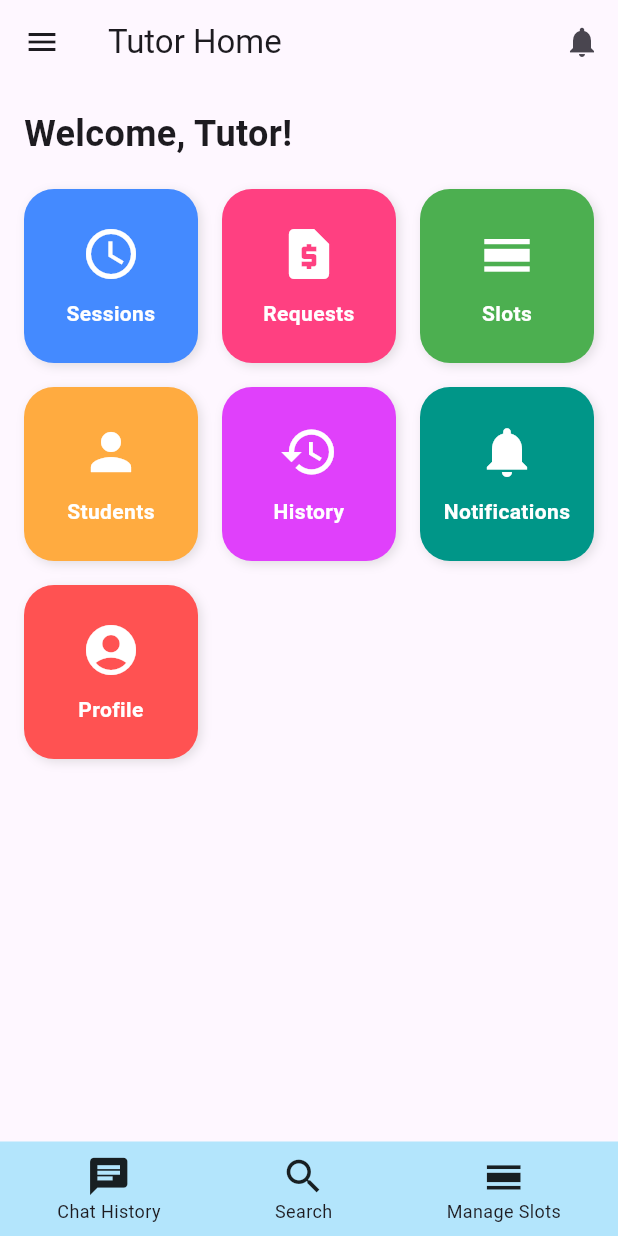
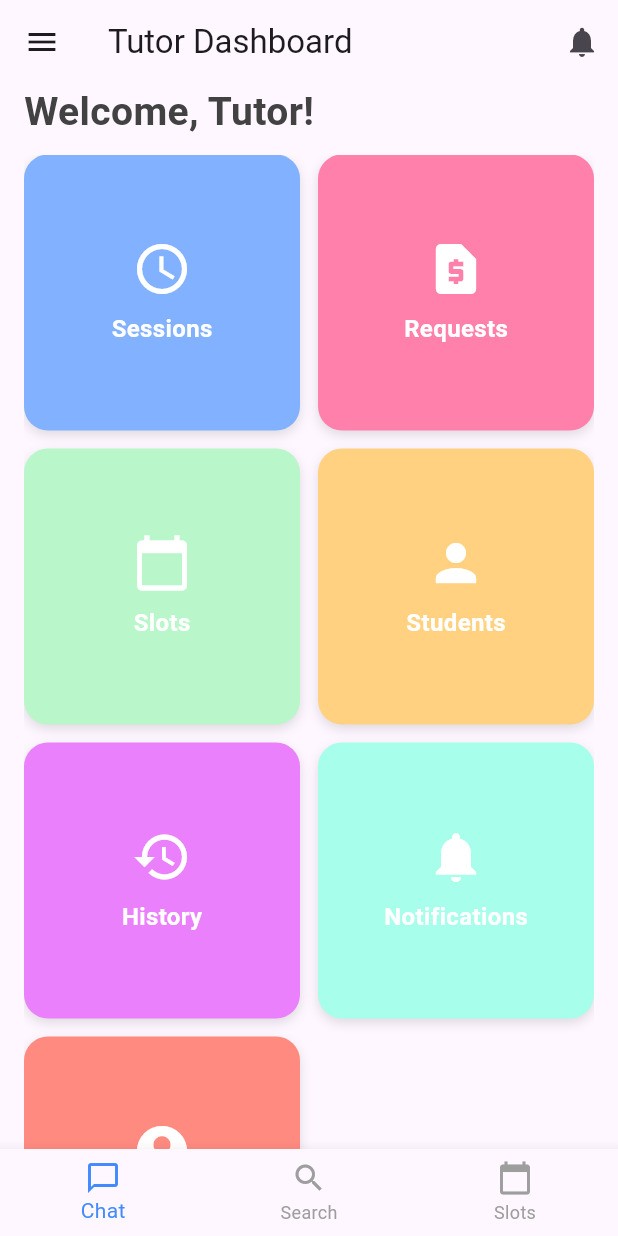
Before and after one commit to nighttourist/guideme, a Flutter app: the TutorHomePage screen opened by its route, on a phone screen of 412 x 824 dp. Run offline on Flutter 3.47's test engine with Material 3 defaults, Android fonts, the light colour scheme and no system bars; drawn by our look-alikes of badges; our stand-ins replace animated_text_kit, cloud_firestore, firebase_auth, firebase_core; accounts and stored records are empty.

Commit message:
Added notification and with badges

```diff
--- a/lib/pages/tutor_page/tutor_home.dart
+++ b/lib/pages/tutor_page/tutor_home.dart
@@ -1,9 +1,11 @@
 import 'package:flutter/material.dart';
 import 'package:cloud_firestore/cloud_firestore.dart';
-import 'tutor_slot_page.dart'; // Make sure this is the correct import path
+import 'tutor_slot_page.dart';
 import 'package:firebase_auth/firebase_auth.dart';
 import 'tutor_request.dart';
 import '../student_page/studentList.dart';
+import '../tutor_page/notification_page.dart';
+import 'package:badges/badges.dart' as badges;
 
 class TutorHomePage extends StatefulWidget {
   @override
@@ -15,13 +17,13 @@ class _TutorHomePageState extends State<TutorHomePage> {
   String? tutorUid;
 
   final List<Color> cardColors = [
-    Colors.blueAccent,
-    Colors.pinkAccent,
-    Colors.green,
-    Colors.orangeAccent,
-    Colors.purpleAccent,
-    Colors.teal,
-    Colors.redAccent,
+    Colors.blueAccent.shade100,
+    Colors.pinkAccent.shade100,
+    Colors.greenAccent.shade100,
+    Colors.orangeAccent.shade100,
+    Colors.purpleAccent.shade100,
+    Colors.tealAccent.shade100,
+    Colors.redAccent.shade100,
   ];
 
   @override
@@ -30,13 +32,22 @@ class _TutorHomePageState extends State<TutorHomePage> {
     _fetchTutorUid();
   }
 
+  Stream<int> _getUnreadNotificationCount() {
+    if (tutorUid == null) return Stream.value(0);
+    return FirebaseFirestore.instance
+        .collection('users')
+        .doc(tutorUid)
+        .collection('notifications')
+        .where('isRead', isEqualTo: false)
+        .snapshots()
+        .map((snapshot) => snapshot.docs.length);
+  }
+
   Future<void> _fetchTutorUid() async {
-    User? currentUser =
-        FirebaseAuth.instance.currentUser; // Get the current user
+    User? currentUser = FirebaseAuth.instance.currentUser;
 
-    // Check if the current user is logged in
     if (currentUser != null) {
-      String currentUserId = currentUser.uid; // Get the UID of the current user
+      String currentUserId = currentUser.uid;
 
       try {
         DocumentSnapshot snapshot = await FirebaseFirestore.instance
@@ -44,10 +55,9 @@ class _TutorHomePageState extends State<TutorHomePage> {
             .doc(currentUserId)
             .get();
 
-        // Check if the document exists and if the user is a tutor
         if (snapshot.exists && snapshot['role'] == 'tutor') {
           setState(() {
-            tutorUid = snapshot.id; // Save the UID of the tutor
+            tutorUid = snapshot.id;
           });
         } else {
           print('User is not a tutor');
@@ -64,12 +74,20 @@ class _TutorHomePageState extends State<TutorHomePage> {
   Widget build(BuildContext context) {
     return Scaffold(
       appBar: AppBar(
-        title: Text('Tutor Home'),
+        title: Text('Tutor Dashboard'),
         actions: [
-          IconButton(
-            icon: Icon(Icons.notifications),
-            onPressed: () {
-              _showNotificationsDialog();
+          StreamBuilder<int>(
+            stream: _getUnreadNotificationCount(),
+            builder: (context, snapshot) {
+              int unreadCount = snapshot.data ?? 0;
+              return IconButton(
+                icon: badges.Badge(
+                  badgeContent: unreadCount > 0 ? Text('$unreadCount') : null,
+                  showBadge: unreadCount > 0,
+                  child: Icon(Icons.notifications),
+                ),
+                onPressed: _showNotificationsDialog,
+              );
             },
           ),
         ],
@@ -77,24 +95,28 @@ class _TutorHomePageState extends State<TutorHomePage> {
       drawer: _buildDrawer(),
       body: SafeArea(
         child: Padding(
-          padding: const EdgeInsets.all(16.0),
+          padding: const EdgeInsets.symmetric(horizontal: 16.0),
           child: Column(
             crossAxisAlignment: CrossAxisAlignment.start,
             children: [
               Text(
                 'Welcome, Tutor!',
-                style: const TextStyle(
-                  fontSize: 24,
+                style: TextStyle(
+                  fontSize: 26,
                   fontWeight: FontWeight.bold,
+                  color: Colors.grey[800],
                 ),
               ),
-              const SizedBox(height: 20),
+              const SizedBox(height: 10),
               Expanded(
-                child: GridView.count(
-                  crossAxisCount: 3,
-                  crossAxisSpacing: 16.0,
-                  mainAxisSpacing: 16.0,
-                  children: List.generate(7, (index) {
+                child: GridView.builder(
+                  itemCount: 7,
+                  gridDelegate: const SliverGridDelegateWithFixedCrossAxisCount(
+                    crossAxisCount: 2,
+                    crossAxisSpacing: 12.0,
+                    mainAxisSpacing: 12.0,
+                  ),
+                  itemBuilder: (context, index) {
                     return _buildCard(
                       index: index,
                       color: _getCardColor(index),
@@ -107,7 +129,7 @@ class _TutorHomePageState extends State<TutorHomePage> {
                         _navigateToPage(index);
                       },
                     );
-                  }),
+                  },
                 ),
               ),
             ],
@@ -122,33 +144,70 @@ class _TutorHomePageState extends State<TutorHomePage> {
     return Drawer(
       child: ListView(
         children: [
-          DrawerHeader(
-            child: Text(
-              'Tutor Menu',
-              style: TextStyle(
-                fontSize: 24,
-                color: Colors.white,
-                fontWeight: FontWeight.bold,
-              ),
-            ),
+          UserAccountsDrawerHeader(
             decoration: BoxDecoration(
               color: Colors.blueAccent,
             ),
+            accountName: Text(
+              'Tutor Name', // Replace with actual tutor name if available
+              style: TextStyle(fontSize: 18),
             ),
-          ListTile(
-            leading: Icon(Icons.logout),
-            title: Text('Log Out'),
+            accountEmail: Text(
+              'tutor@example.com', // Replace with actual tutor email if available
+            ),
+          ),
+          _buildDrawerItem(
+            icon: Icons.home,
+            text: 'Home',
+            onTap: () {
+              Navigator.pop(context);
+            },
+          ),
+          _buildDrawerItem(
+            icon: Icons.account_circle,
+            text: 'Profile',
+            onTap: () {
+              // Navigate to Profile
+            },
+          ),
+          _buildDrawerItem(
+            icon: Icons.request_page,
+            text: 'Requests',
+            onTap: () {
+              Navigator.push(
+                context,
+                MaterialPageRoute(
+                  builder: (context) => RequestPage(tutorId: tutorUid ?? ''),
+                ),
+              );
+            },
+          ),
+          _buildDrawerItem(
+            icon: Icons.calendar_today,
+            text: 'Manage Slots',
+            onTap: () {
+              Navigator.push(
+                context,
+                MaterialPageRoute(
+                  builder: (context) =>
+                      TutorSlotPage(tutorUid: tutorUid ?? ''),
+                ),
+              );
+            },
+          ),
+          _buildDrawerItem(
+            icon: Icons.settings,
+            text: 'Settings',
+            onTap: () {
+              // Navigate to Settings
+            },
+          ),
+          _buildDrawerItem(
+            icon: Icons.logout,
+            text: 'Log Out',
             onTap: () async {
               await FirebaseAuth.instance.signOut();
-              Navigator.pushReplacementNamed(
-                  context, '/'); // Redirect to login page after logout
-            }, // Log out functionality
-          ),
-          ListTile(
-            leading: Icon(Icons.settings),
-            title: Text('Settings'),
-            onTap: () {
-              // Navigate to settings page
+              Navigator.pushReplacementNamed(context, '/');
             },
           ),
         ],
@@ -156,87 +215,84 @@ class _TutorHomePageState extends State<TutorHomePage> {
     );
   }
 
+  Widget _buildDrawerItem({
+    required IconData icon,
+    required String text,
+    required VoidCallback onTap,
+  }) {
+    return ListTile(
+      leading: Icon(icon, color: Colors.blueAccent),
+      title: Text(
+        text,
+        style: TextStyle(fontSize: 16, fontWeight: FontWeight.w600),
+      ),
+      onTap: onTap,
+    );
+  }
+
   Widget _buildBottomNavigationBar() {
-    return Container(
-      color: Colors.lightBlue[100],
-      child: Padding(
-        padding: const EdgeInsets.symmetric(vertical: 8.0),
-        child: Row(
-          mainAxisAlignment: MainAxisAlignment.spaceAround,
-          children: [
-            GestureDetector(
-              onTap: () {
+    return BottomNavigationBar(
+      items: [
+        BottomNavigationBarItem(
+          icon: Icon(Icons.chat_bubble_outline),
+          label: 'Chat',
+        ),
+        BottomNavigationBarItem(
+          icon: Icon(Icons.search),
+          label: 'Search',
+        ),
+        BottomNavigationBarItem(
+          icon: Icon(Icons.calendar_today),
+          label: 'Slots',
+        ),
+      ],
+      onTap: (index) {
+        switch (index) {
+          case 0:
           // Navigate to Chat History
-              },
-              child: Column(
-                mainAxisSize: MainAxisSize.min,
-                children: [
-                  Icon(Icons.chat, size: 30),
-                  Text('Chat History', style: TextStyle(fontSize: 12)),
-                ],
-              ),
-            ),
-            GestureDetector(
-              onTap: () {
+            break;
+          case 1:
             Navigator.pushNamed(context, '/search');
-              },
-              child: Column(
-                mainAxisSize: MainAxisSize.min,
-                children: [
-                  Icon(Icons.search, size: 30),
-                  Text('Search', style: TextStyle(fontSize: 12)),
-                ],
-              ),
-            ),
-            GestureDetector(
-              onTap: () {
+            break;
+          case 2:
             Navigator.push(
               context,
               MaterialPageRoute(
-                    builder: (context) => TutorSlotPage(
-                        tutorUid: tutorUid ?? ''), // Pass UID to the slot page
+                builder: (context) => TutorSlotPage(tutorUid: tutorUid ?? ''),
               ),
             );
+            break;
+        }
       },
-              child: Column(
-                mainAxisSize: MainAxisSize.min,
-                children: [
-                  Icon(Icons.calendar_view_day, size: 30),
-                  Text('Manage Slots', style: TextStyle(fontSize: 12)),
-                ],
-              ),
-            ),
-          ],
-        ),
-      ),
+      selectedItemColor: Colors.blueAccent,
+      unselectedItemColor: Colors.grey,
     );
   }
 
-  void _showNotificationsDialog() {
-    showDialog(
-      context: context,
-      builder: (context) {
-        return AlertDialog(
-          title: Text('Notifications'),
-          content: Text('You have no new notifications.'),
-          actions: [
-            TextButton(
-              child: Text('Close'),
-              onPressed: () {
-                Navigator.of(context).pop();
-              },
-            ),
-          ],
-        );
-      },
+  void _showNotificationsDialog() async {
+    // Code to open notifications page or dialog and mark notifications as read
+    // Example:
+    await FirebaseFirestore.instance
+        .collection('users')
+        .doc(tutorUid)
+        .collection('notifications')
+        .where('isRead', isEqualTo: false)
+        .get()
+        .then((snapshot) {
+      for (var doc in snapshot.docs) {
+        doc.reference.update({'isRead': true});
+      }
+    });
+    Navigator.push(
+      context,
+      MaterialPageRoute(
+          builder: (context) => NotificationPage(tutorId: tutorUid ?? '')),
     );
   }
 
+
   void _navigateToPage(int index) {
     switch (index) {
-      case 0:
-        // Navigate to Sessions
-        break;
       case 1:
         Navigator.push(
           context,
@@ -244,10 +300,8 @@ class _TutorHomePageState extends State<TutorHomePage> {
             builder: (context) => RequestPage(tutorId: tutorUid ?? ''),
           ),
         );
-        // Navigate to Requests
         break;
       case 2:
-        // Navigate to View & Change Slots
         Navigator.push(
           context,
           MaterialPageRoute(
@@ -261,25 +315,23 @@ class _TutorHomePageState extends State<TutorHomePage> {
           MaterialPageRoute(
             builder: (context) => StudentListPage(tutorId: tutorUid ?? ''),
           ),
-        ); // Navigate to Students
-        break;
-      case 4:
-        // Navigate to History
+        );
         break;
       case 5:
-        // Navigate to Notifications
-        break;
-      case 6:
-        // Navigate to Profile
+        Navigator.push(
+          context,
+          MaterialPageRoute(
+            builder: (context) => NotificationPage(tutorId: tutorUid ?? ''),
+          ),
+        );
         break;
     }
   }
 
   Color _getCardColor(int index) {
-    if (selectedCardIndex == index) {
-      return Colors.blueGrey;
-    }
-    return cardColors[index % cardColors.length];
+    return selectedCardIndex == index
+        ? Colors.blueGrey.shade300
+        : cardColors[index % cardColors.length];
   }
 
   IconData _getCardIcon(int index) {
@@ -289,7 +341,7 @@ class _TutorHomePageState extends State<TutorHomePage> {
       case 1:
         return Icons.request_page;
       case 2:
-        return Icons.calendar_view_day;
+        return Icons.calendar_today;
       case 3:
         return Icons.person;
       case 4:
@@ -333,31 +385,35 @@ class _TutorHomePageState extends State<TutorHomePage> {
   }) {
     return InkWell(
       onTap: onTap,
-      borderRadius: BorderRadius.circular(20),
+      borderRadius: BorderRadius.circular(16),
       child: Container(
         decoration: BoxDecoration(
           color: color,
-          borderRadius: BorderRadius.circular(20),
+          borderRadius: BorderRadius.circular(16),
           boxShadow: [
             BoxShadow(
-              color: Colors.grey.withOpacity(0.3),
-              blurRadius: 5,
-              offset: Offset(2, 2),
+              color: Colors.black12,
+              blurRadius: 6,
+              offset: Offset(0, 3),
             ),
           ],
         ),
         child: Column(
           mainAxisAlignment: MainAxisAlignment.center,
           children: [
-            Icon(icon, size: 40, color: Colors.white),
-            const SizedBox(height: 10),
+            Icon(
+              icon,
+              size: 40,
+              color: Colors.white,
+            ),
+            const SizedBox(height: 8),
             Text(
               label,
               style: TextStyle(
                 color: Colors.white,
                 fontWeight: FontWeight.bold,
+                fontSize: 16,
               ),
-              textAlign: TextAlign.center,
             ),
           ],
         ),
--- a/lib/pages/tutor_page/tutor_request.dart
+++ b/lib/pages/tutor_page/tutor_request.dart
@@ -1,6 +1,6 @@
 import 'package:flutter/material.dart';
 import 'package:cloud_firestore/cloud_firestore.dart';
-
+import '../tutor_page/notification_page.dart';
 class RequestPage extends StatefulWidget {
   final String tutorId;
 
--- a/pubspec.yaml
+++ b/pubspec.yaml
@@ -30,6 +30,7 @@ environment:
 dependencies:
   flutter:
     sdk: flutter
+  badges: ^2.0.3
   firebase_core: ^2.8.0  # Keep the latest version compatible with Flutter
   firebase_auth: ^4.16.0  # Use the compatible version as suggested
   cloud_firestore: ^4.8.0 # If you're using Firestore
```
Also changed, not shown: lib/pages/other/batch_select_page.dart (+14 -1 lines), lib/pages/tutor_page/notification_page.dart (added, +75 -0 lines), pubspec.lock. Lines whose indentation alone changed are shown as unchanged.
